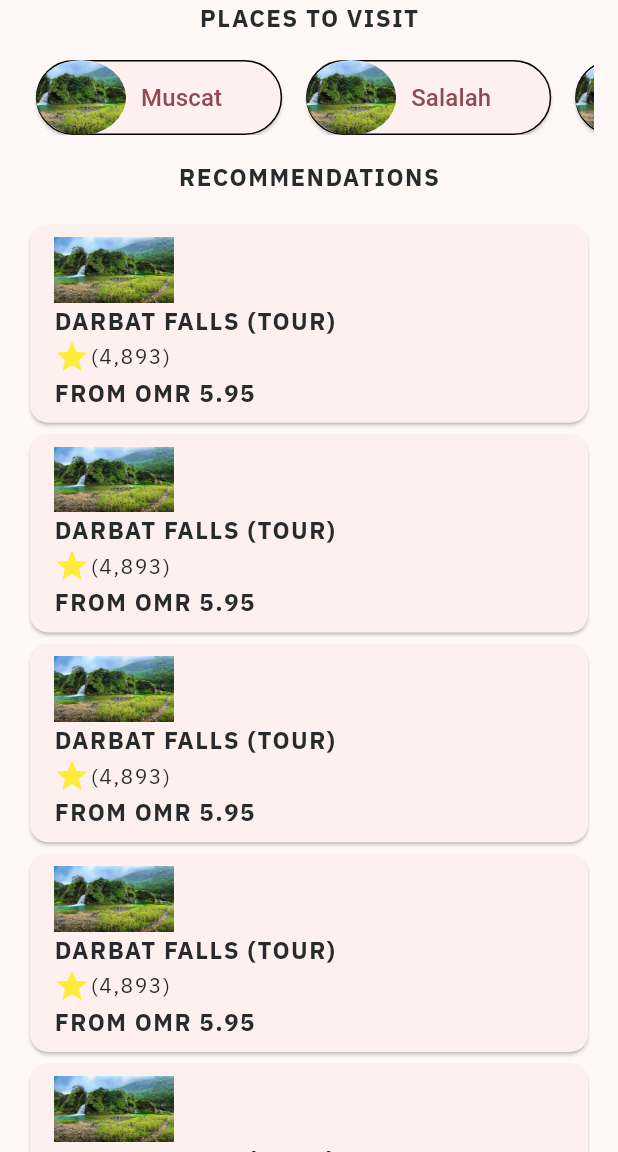
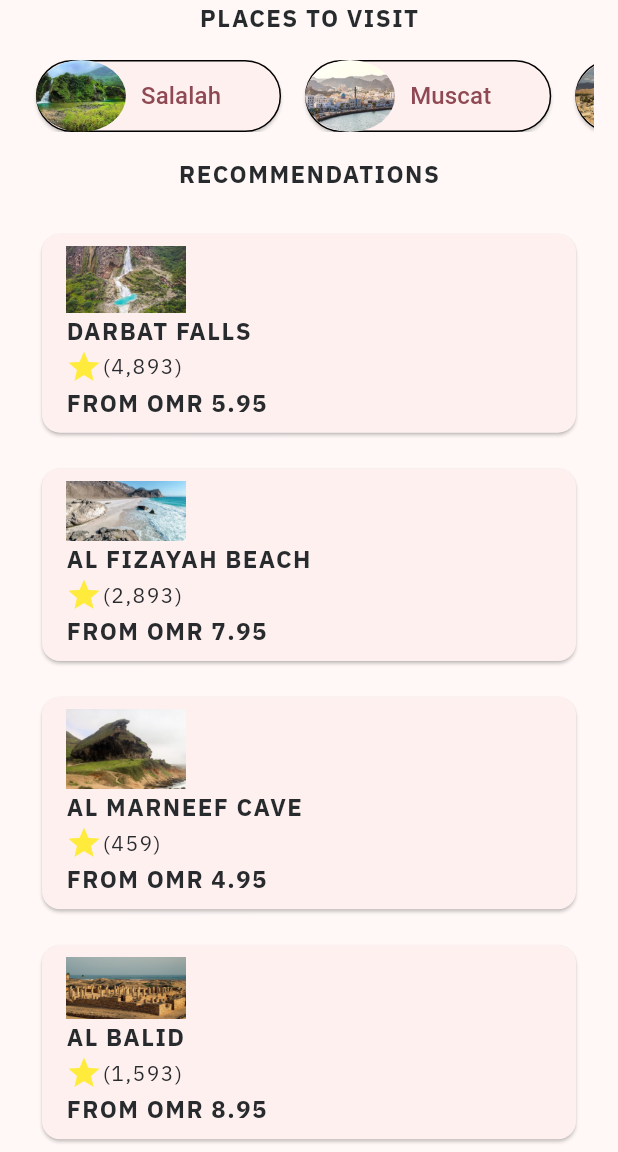
Before and after one commit to juntyms/my_travel_app, a Flutter app: the screen it shows after launch, on a phone screen of 412 x 824 dp, the part 84-1236 px from its top. Run offline on Flutter 3.47's test engine with Material 3 defaults, Android fonts, the phone set to English and light mode, and no system bars; our stand-ins replace google_fonts.

Commit message:
data models and cards

```diff
--- /dev/null
+++ b/lib/models/location.dart
@@ -0,0 +1,21 @@
+class Location {
+  Location({
+    required this.id,
+    required this.name,
+    required this.image,
+  });
+
+  final String id;
+  final String name;
+  final String image;
+}
+
+//Dummy Data
+
+List<Location> locations = [
+  Location(id: '1', name: 'Salalah', image: 'salalah.jpeg'),
+  Location(id: '2', name: 'Muscat', image: 'muscat.jpg'),
+  Location(id: '3', name: 'Nizwa', image: 'nizwa.jpg'),
+  Location(id: '4', name: 'Sur', image: 'sur.jpg'),
+  Location(id: '5', name: 'Sohar', image: 'sohar.jpg'),
+];
--- /dev/null
+++ b/lib/models/recommend.dart
@@ -0,0 +1,67 @@
+class Recommend {
+  Recommend({
+    required this.image,
+    required this.name,
+    required this.description,
+    required this.rating,
+    required this.stars,
+    required this.price,
+    required this.id,
+  });
+
+  final String image;
+  final String name;
+  final String description;
+  final String rating;
+  final String stars;
+  final String price;
+  final String id;
+}
+
+List<Recommend> recommends = [
+  Recommend(
+      id: '1',
+      image: 'darbat_falls.png',
+      name: 'Darbat Falls',
+      description:
+          'A beautiful series of waterfalls set within the greenery of Salalah mountains. There is a boat ride which takes you close to the falls',
+      rating: '4,893',
+      stars: '5',
+      price: '5.95'),
+  Recommend(
+      id: '2',
+      image: 'fizaya.png',
+      name: 'Al Fizayah Beach',
+      description:
+          'Fazayah Beach is a hidden gem in Omans remote Dhofar region that is well worth the journey. Fazayah Beach provides a one-of-a-kind and unforgettable experience, with its crystal clear waters, soft white sand, and stunning rock formations.',
+      rating: '2,893',
+      stars: '4',
+      price: '7.95'),
+  Recommend(
+      id: '3',
+      image: 'marneef.png',
+      name: 'Al Marneef Cave',
+      description:
+          'Al Marneef Cave is a large rocky structure which faces a mountain. Several smaller caves are also present on Al Marneef making it a popular rock-climbing spot',
+      rating: '459',
+      stars: '4',
+      price: '4.95'),
+  Recommend(
+      id: '4',
+      image: 'albaleed.png',
+      name: 'Al Balid',
+      description:
+          'Al-Baleed Archaeological Park is an archaeological park located in Al Balīd of Salalah, Dhofar, Oman. It is a part of the Land of Frankincense in the UNESCO World Heritage Site since 2000.',
+      rating: '1,593',
+      stars: '4',
+      price: '8.95'),
+  Recommend(
+      id: '5',
+      image: 'haffa_beach.png',
+      name: 'Al Haffa Beach',
+      description:
+          'Al Haffa Beach is one of prettiest stretches of sea front in Salalah, Oman. It is right on the center of the city, which spreads on both east and west side',
+      rating: '2,893',
+      stars: '5',
+      price: '3.45')
+];
--- a/lib/screens/home/home.dart
+++ b/lib/screens/home/home.dart
@@ -1,4 +1,6 @@
 import 'package:flutter/material.dart';
+import 'package:my_travel/models/location.dart';
+import 'package:my_travel/models/recommend.dart';
 import 'package:my_travel/screens/home/place_button.dart';
 import 'package:my_travel/screens/home/recommended_place.dart';
 import 'package:my_travel/shared_widget/styled_text.dart';
@@ -11,7 +13,7 @@ class Home extends StatefulWidget {
 }
 
 class _HomeState extends State<Home> {
-  List locations = ['Muscat', 'Salalah', 'Nizwa', 'Sur', 'Sohar'];
+  //List locations = ['Muscat', 'Salalah', 'Nizwa', 'Sur', 'Sohar'];
 
   @override
   Widget build(BuildContext context) {
@@ -22,39 +24,38 @@ class _HomeState extends State<Home> {
       body: SingleChildScrollView(
         child: Column(
           children: [
-            // Rigions
+            // Regions
             const StyledTitle('Places to visit'),
             Container(
-              //color: Colors.white,
+              // color: Colors.white,
               padding: const EdgeInsets.all(16),
-              child: SizedBox(
-                height: 50,
+              height: 80,
               child: ListView.builder(
                 scrollDirection: Axis.horizontal,
                 itemCount: locations.length,
                 itemBuilder: (_, index) {
                   return Padding(
                     padding: const EdgeInsets.symmetric(horizontal: 8.0),
-                          child: PlaceButton(locations[index]));
-                    }),
+                    child: PlaceButton(locations[index]),
+                  );
+                },
               ),
             ),
             // List of Places
-
             const StyledTitle('Recommendations'),
             Container(
-              //color: Colors.amber,
+              // color: Colors.amber,
               padding: const EdgeInsets.all(16),
-
-              child: Column(
-                children: [
-                  RecommendedPlace(),
-                  RecommendedPlace(),
-                  RecommendedPlace(),
-                  RecommendedPlace(),
-                  RecommendedPlace(),
-                  RecommendedPlace(),
-                ],
+              child: ListView.builder(
+                shrinkWrap: true,
+                physics: NeverScrollableScrollPhysics(),
+                itemCount: recommends.length,
+                itemBuilder: (_, index) {
+                  return Padding(
+                    padding: const EdgeInsets.all(8.0),
+                    child: RecommendedPlace(recommends[index]),
+                  );
+                },
               ),
             ),
           ],
--- a/lib/screens/home/place_button.dart
+++ b/lib/screens/home/place_button.dart
@@ -1,9 +1,10 @@
 import 'package:flutter/material.dart';
+import 'package:my_travel/models/location.dart';
 
 class PlaceButton extends StatelessWidget {
   const PlaceButton(this.location, {super.key});
 
-  final String location;
+  final Location location;
 
   @override
   Widget build(BuildContext context) {
@@ -18,7 +19,7 @@ class PlaceButton extends StatelessWidget {
         children: [
           ClipOval(
             child: Image.asset(
-              'assets/img/salalah.jpeg',
+              'assets/img/${location.image}',
               width: 60,
               height: 60,
               fit: BoxFit.cover,
@@ -26,7 +27,7 @@ class PlaceButton extends StatelessWidget {
           ),
           const SizedBox(width: 10),
           Text(
-            location,
+            location.name,
             style: TextStyle(fontSize: 16),
           ),
           const SizedBox(
--- a/lib/screens/home/recommended_place.dart
+++ b/lib/screens/home/recommended_place.dart
@@ -1,8 +1,11 @@
 import 'package:flutter/material.dart';
+import 'package:my_travel/models/recommend.dart';
 import 'package:my_travel/shared_widget/styled_text.dart';
 
 class RecommendedPlace extends StatelessWidget {
-  const RecommendedPlace({super.key});
+  const RecommendedPlace(this.recommend, {super.key});
+
+  final Recommend recommend;
 
   @override
   Widget build(BuildContext context) {
@@ -18,13 +21,13 @@ class RecommendedPlace extends StatelessWidget {
         child: Column(
           crossAxisAlignment: CrossAxisAlignment.start,
           children: [
-            Image.asset('assets/img/salalah.jpeg', width: 80),
-            const StyledTitle('Darbat Falls (Tour)'),
-            const Row(children: [
+            Image.asset('assets/recommendation/${recommend.image}', width: 80),
+            StyledTitle(recommend.name),
+            Row(children: [
               Icon(Icons.star, color: Colors.yellow),
-              StyledText('(4,893)'),
+              StyledText('(${recommend.rating})'),
             ]),
-            const StyledTitle('From OMR 5.95'),
+            StyledTitle('From OMR ${recommend.price}'),
             const SizedBox(width: 20),
           ],
         ),
--- a/pubspec.yaml
+++ b/pubspec.yaml
@@ -62,6 +62,7 @@ flutter:
   # To add assets to your application, add an assets section, like this:
   assets:
     - assets/img/
+    - assets/recommendation/
   #   - images/a_dot_ham.jpeg
 
   # An image asset can refer to one or more resolution-specific "variants", see
```
Also changed, not shown: assets/img/muscat.jpg (added), assets/img/nizwa.jpg (added), assets/img/sohar.jpg (added), assets/img/sur.jpg (added), assets/recommendation/albaleed.png (added), assets/recommendation/darbat_falls.png (added), assets/recommendation/fizaya.png (added), assets/recommendation/haffa_beach.png (added), assets/recommendation/marneef.png (added). Lines whose indentation alone changed are shown as unchanged.
